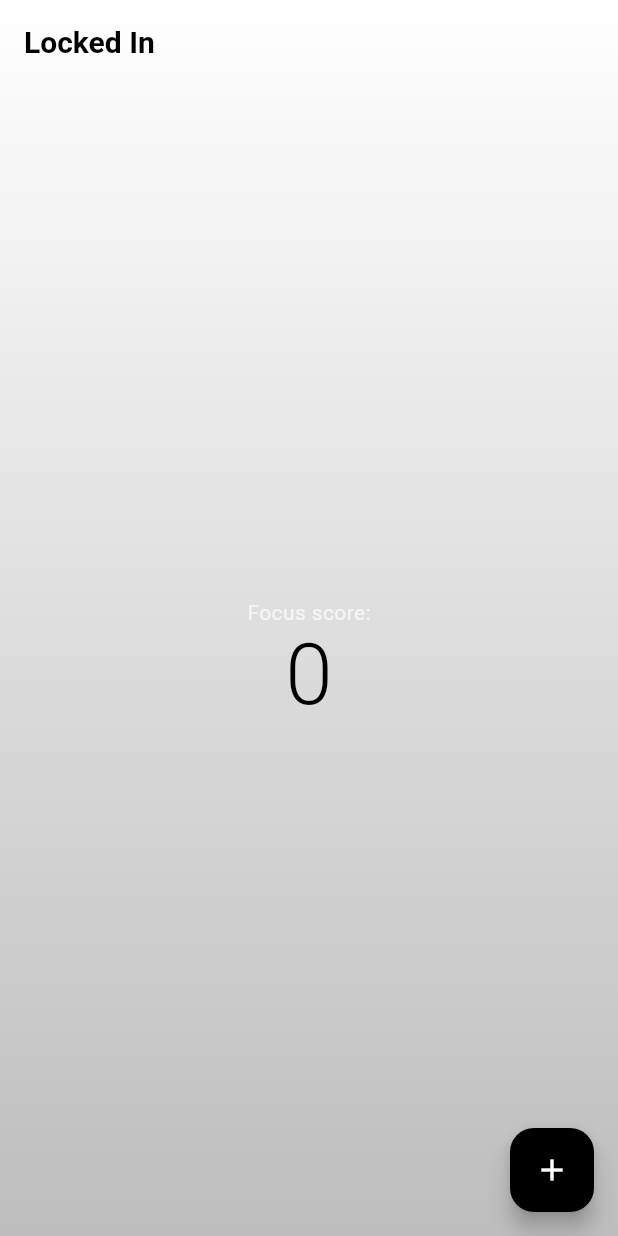
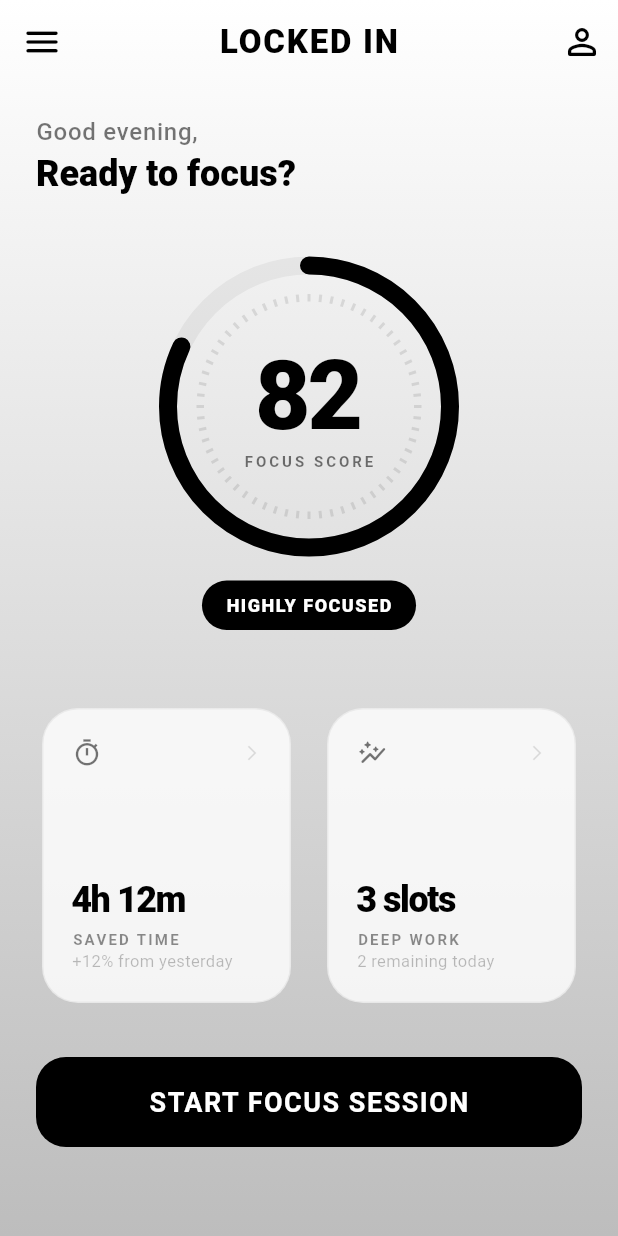
Before and after one commit to Dsoji/locked_in, a Flutter app: the screen it shows after launch, on a phone screen of 412 x 824 dp. Run offline on Flutter 3.47's test engine with Material 3 defaults, Android fonts, the phone set to English and light mode, and no system bars; our stand-ins replace hooks_riverpod.

Commit message:
feat: Implement home screen with focus score and metric cards, integrate Riverpod, and refine the app's theme.

```diff
--- a/lib/core/theme/app_theme.dart
+++ b/lib/core/theme/app_theme.dart
@@ -5,38 +5,87 @@ class AppTheme {
     return ThemeData(
       brightness: Brightness.light,
       scaffoldBackgroundColor: Colors.transparent,
-      primaryColor: Colors.white,
-      colorScheme: const ColorScheme(
+      primaryColor: Colors.black,
+      colorScheme: ColorScheme.fromSeed(
+        seedColor: Colors.black,
         brightness: Brightness.light,
         primary: Colors.black,
         onPrimary: Colors.white,
-        secondary: Colors.grey,
-        onSecondary: Colors.black,
-        error: Color(0xFFB00020),
+        secondary: const Color(0xFF424242), // Grey 800
+        onSecondary: Colors.white,
+        surface: Colors.white.withOpacity(0.9),
+        onSurface: Colors.black,
+        error: const Color(0xFF333333), // Minimalist dark error
         onError: Colors.white,
-        surface: Colors.transparent,
-        onSurface: Colors.black,
       ),
       useMaterial3: true,
       appBarTheme: const AppBarTheme(
         backgroundColor: Colors.transparent,
         elevation: 0,
+        centerTitle: true,
         titleTextStyle: TextStyle(
           color: Colors.black,
-          fontSize: 20,
-          fontWeight: FontWeight.bold,
+          fontSize: 22,
+          fontWeight: FontWeight.w800,
+          letterSpacing: 1.2,
         ),
-        iconTheme: IconThemeData(color: Colors.black),
+        iconTheme: IconThemeData(color: Colors.black, size: 28),
       ),
       textTheme: const TextTheme(
-        displayLarge: TextStyle(color: Colors.black),
-        titleLarge: TextStyle(color: Colors.black),
-        bodyMedium: TextStyle(color: Colors.black87),
-        bodySmall: TextStyle(color: Colors.black54),
+        displayLarge: TextStyle(
+          color: Colors.black,
+          fontWeight: FontWeight.w900,
+          fontSize: 32,
+        ),
+        headlineMedium: TextStyle(
+          color: Colors.black,
+          fontWeight: FontWeight.w800,
+          fontSize: 24,
+        ),
+        titleLarge: TextStyle(
+          color: Colors.black,
+          fontWeight: FontWeight.w700,
+          fontSize: 20,
+        ),
+        bodyLarge: TextStyle(
+          color: Colors.black87,
+          fontSize: 16,
+          fontWeight: FontWeight.w500,
+        ),
+        bodyMedium: TextStyle(
+          color: Color(0xFF616161), // Grey 700
+          fontSize: 14,
+          fontWeight: FontWeight.w400,
+        ),
+        labelLarge: TextStyle(
+          color: Colors.black,
+          fontWeight: FontWeight.w600,
+          letterSpacing: 1.1,
+        ),
       ),
-      floatingActionButtonTheme: const FloatingActionButtonThemeData(
-        backgroundColor: Colors.black,
-        foregroundColor: Colors.white,
+      cardTheme: CardThemeData(
+        color: Colors.white.withOpacity(0.8),
+        elevation: 0,
+        shape: RoundedRectangleBorder(
+          borderRadius: BorderRadius.circular(24),
+          side: BorderSide(color: Colors.black.withOpacity(0.05)),
+        ),
+      ),
+      elevatedButtonTheme: ElevatedButtonThemeData(
+        style: ElevatedButton.styleFrom(
+          backgroundColor: Colors.black,
+          foregroundColor: Colors.white,
+          minimumSize: const Size(double.infinity, 60),
+          shape: RoundedRectangleBorder(
+            borderRadius: BorderRadius.circular(20),
+          ),
+          textStyle: const TextStyle(
+            fontSize: 18,
+            fontWeight: FontWeight.w700,
+            letterSpacing: 1,
+          ),
+          elevation: 0,
+        ),
       ),
     );
   }
--- /dev/null
+++ b/lib/features/home/screen/home_screen.dart
@@ -0,0 +1,177 @@
+import 'package:flutter/material.dart';
+import 'package:hooks_riverpod/hooks_riverpod.dart';
+import '../widgets/focus_score_indicator.dart';
+import '../widgets/metric_card.dart';
+
+class HomeScreen extends HookConsumerWidget {
+  const HomeScreen({super.key});
+
+  @override
+  Widget build(BuildContext context, WidgetRef ref) {
+    return Scaffold(
+      appBar: AppBar(
+        title: const Text('LOCKED IN'),
+        leading: IconButton(
+          icon: const Icon(Icons.menu_rounded),
+          onPressed: () {},
+        ),
+        actions: [
+          IconButton(
+            icon: const Icon(Icons.person_outline_rounded),
+            onPressed: () {},
+          ),
+        ],
+      ),
+      body: SingleChildScrollView(
+        padding: const EdgeInsets.symmetric(horizontal: 24.0),
+        child: Column(
+          crossAxisAlignment: CrossAxisAlignment.start,
+          children: [
+            const SizedBox(height: 20),
+            Text(
+              'Good evening,',
+              style: Theme.of(context).textTheme.bodyLarge?.copyWith(
+                    color: Colors.black54,
+                  ),
+            ),
+            Text(
+              'Ready to focus?',
+              style: Theme.of(context).textTheme.headlineMedium,
+            ),
+            const SizedBox(height: 40),
+            const Center(
+              child: FocusScoreIndicator(
+                score: 82.0,
+                label: 'Highly focused',
+              ),
+            ),
+            const SizedBox(height: 48),
+            GridView.count(
+              shrinkWrap: true,
+              physics: const NeverScrollableScrollPhysics(),
+              crossAxisCount: 2,
+              crossAxisSpacing: 16,
+              mainAxisSpacing: 16,
+              childAspectRatio: 0.85,
+              children: const [
+                MetricCard(
+                  title: 'Saved Time',
+                  value: '4h 12m',
+                  subtitle: '+12% from yesterday',
+                  icon: Icons.timer_outlined,
+                ),
+                MetricCard(
+                  title: 'Deep Work',
+                  value: '3 slots',
+                  subtitle: '2 remaining today',
+                  icon: Icons.auto_graph_rounded,
+                ),
+              ],
+            ),
+            const SizedBox(height: 32),
+            ElevatedButton(
+              onPressed: () {},
+              child: const Text('START FOCUS SESSION'),
+            ),
+            const SizedBox(height: 40),
+            Row(
+              mainAxisAlignment: MainAxisAlignment.spaceBetween,
+              children: [
+                Text(
+                  'RECENT SESSIONS',
+                  style: Theme.of(context).textTheme.labelLarge?.copyWith(
+                        color: Colors.black45,
+                        letterSpacing: 1.2,
+                      ),
+                ),
+                TextButton(
+                  onPressed: () {},
+                  child: const Text(
+                    'See all',
+                    style: TextStyle(color: Colors.black, fontSize: 12),
+                  ),
+                ),
+              ],
+            ),
+            const SizedBox(height: 8),
+            _buildRecentSession(
+              context,
+              'Social Media Block',
+              '2h 00m',
+              'Focused',
+              Icons.block_flipped,
+            ),
+            _buildRecentSession(
+              context,
+              'Deep Work Alpha',
+              '1h 30m',
+              'Highly Effective',
+              Icons.psychology_outlined,
+            ),
+            const SizedBox(height: 40),
+          ],
+        ),
+      ),
+    );
+  }
+
+  Widget _buildRecentSession(
+    BuildContext context,
+    String title,
+    String duration,
+    String status,
+    IconData icon,
+  ) {
+    return Container(
+      margin: const EdgeInsets.only(bottom: 12),
+      padding: const EdgeInsets.all(16),
+      decoration: BoxDecoration(
+        color: Colors.white.withOpacity(0.5),
+        borderRadius: BorderRadius.circular(20),
+        border: Border.all(color: Colors.black.withOpacity(0.05)),
+      ),
+      child: Row(
+        children: [
+          Container(
+            padding: const EdgeInsets.all(10),
+            decoration: BoxDecoration(
+              color: Colors.black.withOpacity(0.05),
+              shape: BoxShape.circle,
+            ),
+            child: Icon(icon, size: 20, color: Colors.black87),
+          ),
+          const SizedBox(width: 16),
+          Expanded(
+            child: Column(
+              crossAxisAlignment: CrossAxisAlignment.start,
+              children: [
+                Text(
+                  title,
+                  style: const TextStyle(
+                    fontWeight: FontWeight.w700,
+                    fontSize: 14,
+                  ),
+                ),
+                Text(
+                  status,
+                  style: const TextStyle(
+                    color: Colors.black38,
+                    fontSize: 12,
+                  ),
+                ),
+              ],
+            ),
+          ),
+          Text(
+            duration,
+            style: const TextStyle(
+              fontWeight: FontWeight.w800,
+              fontSize: 14,
+              letterSpacing: -0.5,
+            ),
+          ),
+        ],
+      ),
+    );
+  }
+}
--- /dev/null
+++ b/lib/features/home/widgets/focus_score_indicator.dart
@@ -0,0 +1,133 @@
+import 'dart:math';
+import 'package:flutter/material.dart';
+
+class FocusScoreIndicator extends StatelessWidget {
+  final double score;
+  final String label;
+
+  const FocusScoreIndicator({
+    super.key,
+    required this.score,
+    required this.label,
+  });
+
+  @override
+  Widget build(BuildContext context) {
+    return Column(
+      mainAxisSize: MainAxisSize.min,
+      children: [
+        Stack(
+          alignment: Alignment.center,
+          children: [
+            SizedBox(
+              width: 200,
+              height: 200,
+              child: CustomPaint(
+                painter: _FocusScorePainter(
+                  progress: score / 100,
+                  color: Theme.of(context).primaryColor,
+                ),
+              ),
+            ),
+            Column(
+              children: [
+                Text(
+                  score.toInt().toString(),
+                  style: Theme.of(context).textTheme.displayLarge?.copyWith(
+                        fontSize: 64,
+                        letterSpacing: -2,
+                      ),
+                ),
+                Text(
+                  'FOCUS SCORE',
+                  style: Theme.of(context).textTheme.labelLarge?.copyWith(
+                        letterSpacing: 2,
+                        color: Colors.black54,
+                        fontSize: 10,
+                      ),
+                ),
+              ],
+            ),
+          ],
+        ),
+        const SizedBox(height: 16),
+        Container(
+          padding: const EdgeInsets.symmetric(horizontal: 16, vertical: 8),
+          decoration: BoxDecoration(
+            color: Colors.black,
+            borderRadius: BorderRadius.circular(20),
+          ),
+          child: Text(
+            label.toUpperCase(),
+            style: const TextStyle(
+              color: Colors.white,
+              fontSize: 12,
+              fontWeight: FontWeight.w800,
+              letterSpacing: 1,
+            ),
+          ),
+        ),
+      ],
+    );
+  }
+}
+
+class _FocusScorePainter extends CustomPainter {
+  final double progress;
+  final Color color;
+
+  _FocusScorePainter({required this.progress, required this.color});
+
+  @override
+  void paint(Canvas canvas, Size size) {
+    final center = Offset(size.width / 2, size.height / 2);
+    final radius = min(size.width / 2, size.height / 2);
+    const strokeWidth = 12.0;
+
+    // Background track
+    final trackPaint = Paint()
+      ..color = Colors.black.withOpacity(0.05)
+      ..style = PaintingStyle.stroke
+      ..strokeWidth = strokeWidth
+      ..strokeCap = StrokeCap.round;
+
+    canvas.drawCircle(center, radius - strokeWidth / 2, trackPaint);
+
+    // Progress arc
+    final progressPaint = Paint()
+      ..color = color
+      ..style = PaintingStyle.stroke
+      ..strokeWidth = strokeWidth
+      ..strokeCap = StrokeCap.round;
+
+    canvas.drawArc(
+      Rect.fromCircle(center: center, radius: radius - strokeWidth / 2),
+      -pi / 2,
+      2 * pi * progress,
+      false,
+      progressPaint,
+    );
+
+    // Subtle ticks
+    final tickPaint = Paint()
+      ..color = Colors.black.withOpacity(0.1)
+      ..style = PaintingStyle.stroke
+      ..strokeWidth = 2;
+
+    for (var i = 0; i < 60; i++) {
+      final angle = (2 * pi / 60) * i;
+      final start = Offset(
+        center.dx + (radius - 25) * cos(angle),
+        center.dy + (radius - 25) * sin(angle),
+      );
+      final end = Offset(
+        center.dx + (radius - 30) * cos(angle),
+        center.dy + (radius - 30) * sin(angle),
+      );
+      canvas.drawLine(start, end, tickPaint);
+    }
+  }
+
+  @override
+  bool shouldRepaint(covariant CustomPainter oldDelegate) => true;
+}
--- /dev/null
+++ b/lib/features/home/widgets/metric_card.dart
@@ -0,0 +1,67 @@
+import 'package:flutter/material.dart';
+
+class MetricCard extends StatelessWidget {
+  final String title;
+  final String value;
+  final String subtitle;
+  final IconData icon;
+
+  const MetricCard({
+    super.key,
+    required this.title,
+    required this.value,
+    required this.subtitle,
+    required this.icon,
+  });
+
+  @override
+  Widget build(BuildContext context) {
+    return Card(
+      child: Padding(
+        padding: const EdgeInsets.all(20.0),
+        child: Column(
+          crossAxisAlignment: CrossAxisAlignment.start,
+          mainAxisAlignment: MainAxisAlignment.spaceBetween,
+          children: [
+            Row(
+              mainAxisAlignment: MainAxisAlignment.spaceBetween,
+              children: [
+                Icon(icon, color: Colors.black54, size: 20),
+                const Icon(Icons.arrow_forward_ios,
+                    color: Colors.black12, size: 12),
+              ],
+            ),
+            const Spacer(),
+            Column(
+              crossAxisAlignment: CrossAxisAlignment.start,
+              children: [
+                Text(
+                  value,
+                  style: Theme.of(context).textTheme.headlineMedium?.copyWith(
+                        letterSpacing: -1,
+                      ),
+                ),
+                const SizedBox(height: 4),
+                Text(
+                  title.toUpperCase(),
+                  style: Theme.of(context).textTheme.labelLarge?.copyWith(
+                        fontSize: 10,
+                        color: Colors.black45,
+                        letterSpacing: 1.5,
+                      ),
+                ),
+                Text(
+                  subtitle,
+                  style: Theme.of(context).textTheme.bodyMedium?.copyWith(
+                        fontSize: 11,
+                        color: Colors.black26,
+                      ),
+                ),
+              ],
+            ),
+          ],
+        ),
+      ),
+    );
+  }
+}
--- a/lib/main.dart
+++ b/lib/main.dart
@@ -1,10 +1,16 @@
 import 'package:flutter/material.dart';
+import 'package:hooks_riverpod/hooks_riverpod.dart';
 
 import 'core/theme/app_theme.dart';
 import 'core/widgets/gradient_background.dart';
+import 'features/home/screen/home_screen.dart';
 
 void main() {
-  runApp(const MyApp());
+  runApp(
+    const ProviderScope(
+      child: MyApp(),
+    ),
+  );
 }
 
 class MyApp extends StatelessWidget {
@@ -13,61 +19,11 @@ class MyApp extends StatelessWidget {
   @override
   Widget build(BuildContext context) {
     return MaterialApp(
+      debugShowCheckedModeBanner: false,
       title: 'Locked In',
       theme: AppTheme.theme,
-      home: const MyHomePage(title: 'Locked In'),
-    );
-  }
-}
-
-class MyHomePage extends StatefulWidget {
-  const MyHomePage({super.key, required this.title});
-
-  final String title;
-
-  @override
-  State<MyHomePage> createState() => _MyHomePageState();
-}
-
-class _MyHomePageState extends State<MyHomePage> {
-  int _counter = 0;
-
-  void _incrementCounter() {
-    setState(() {
-      _counter++;
-    });
-  }
-
-  @override
-  Widget build(BuildContext context) {
-    return GradientBackground(
-      child: Scaffold(
-        appBar: AppBar(
-          title: Text(widget.title),
-          backgroundColor: Colors.transparent,
-        ),
-        body: Center(
-          child: Column(
-            mainAxisAlignment: MainAxisAlignment.center,
-            children: <Widget>[
-              const Text(
-                'Focus score:',
-                style: TextStyle(color: Colors.white70),
-              ),
-              Text(
-                '$_counter',
-                style: Theme.of(context).textTheme.displayLarge?.copyWith(
-                      fontWeight: FontWeight.w300,
-                    ),
-              ),
-            ],
-          ),
-        ),
-        floatingActionButton: FloatingActionButton(
-          onPressed: _incrementCounter,
-          tooltip: 'Increment',
-          child: const Icon(Icons.add),
-        ),
+      home: const GradientBackground(
+        child: HomeScreen(),
       ),
     );
   }
--- a/pubspec.yaml
+++ b/pubspec.yaml
@@ -35,6 +35,7 @@ dependencies:
   # The following adds the Cupertino Icons font to your application.
   # Use with the CupertinoIcons class for iOS style icons.
   cupertino_icons: ^1.0.8
+  hooks_riverpod: ^3.2.0
 
 dev_dependencies:
   flutter_test:
```
Also changed, not shown: pubspec.lock, 3 other files.
